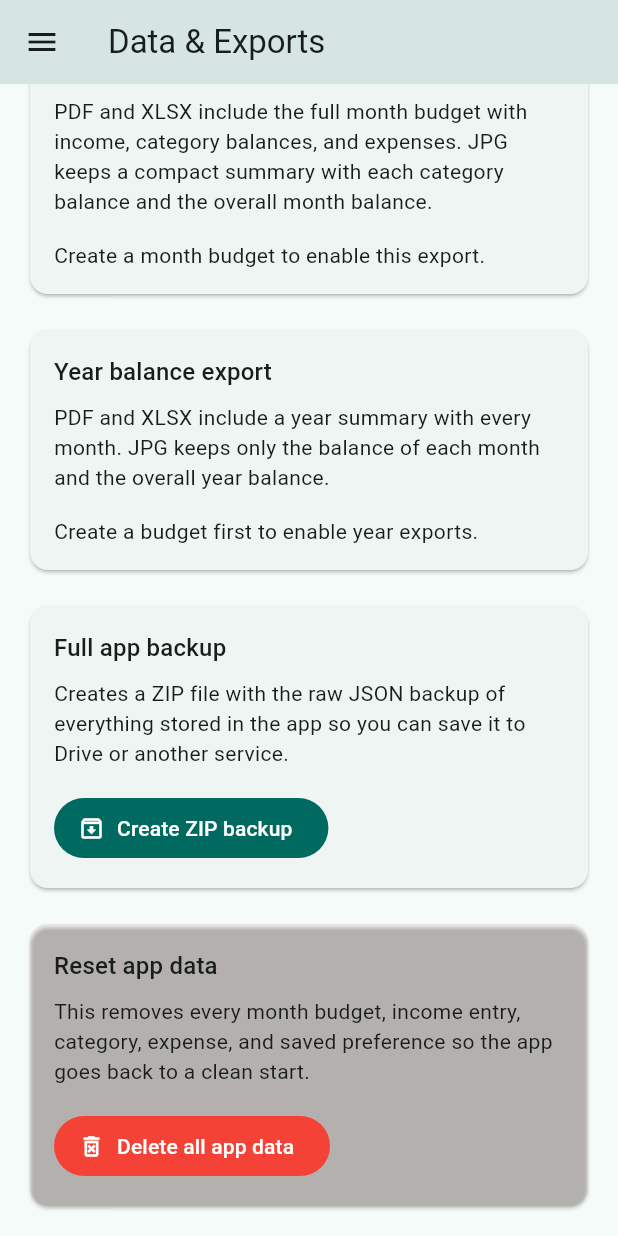
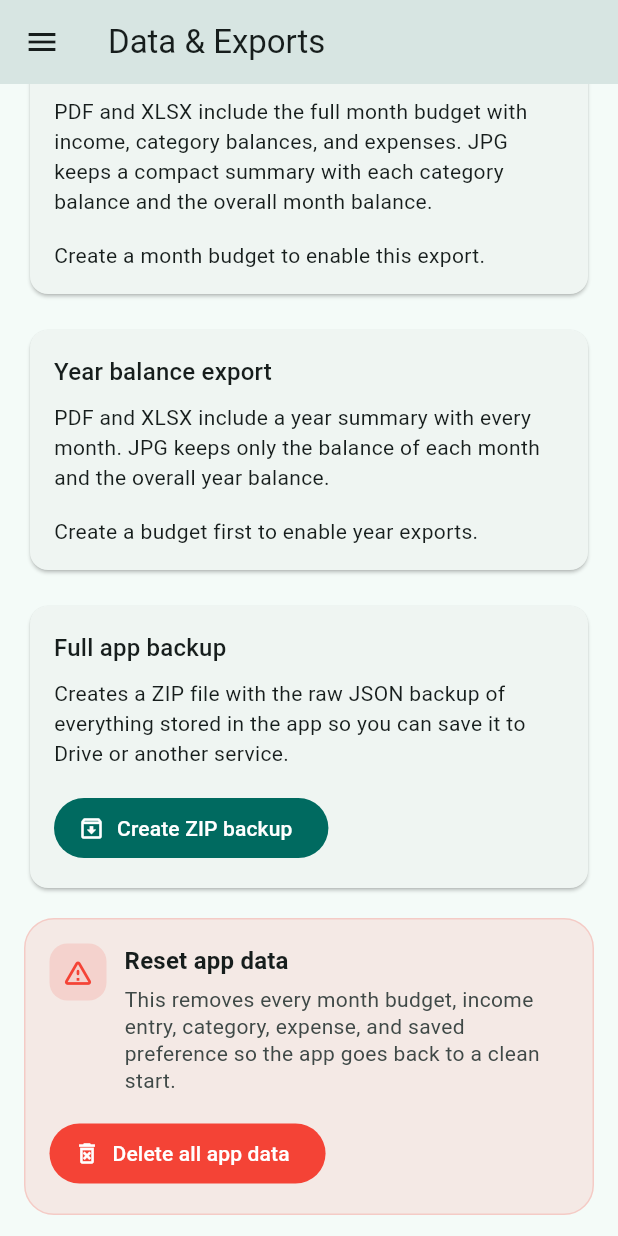
Before and after one commit to PabloSczn/truly-budget, a Flutter app: the DataManagementScreen screen opened directly, scrolled down 212 dp, on a phone screen of 412 x 824 dp. Run offline on Flutter 3.47's test engine with Material 3 defaults, Android fonts, the phone set to English and light mode, and no system bars; our stand-ins replace package_info_plus, pdf, share_plus, shared_preferences; accounts and stored records are empty.

Commit message:
improve design remove data

```diff
--- a/lib/screens/data_management_screen.dart
+++ b/lib/screens/data_management_screen.dart
@@ -245,19 +245,29 @@ class _DataManagementScreenState extends State<DataManagementScreen> {
   @override
   Widget build(BuildContext context) {
     final store = context.watch<BudgetStore>();
+    final theme = Theme.of(context);
+    final colorScheme = theme.colorScheme;
     final monthKeys = store.monthKeysDesc;
     final selectedMonthKey = _resolvedMonthKey(store);
     final years = _availableYears(store);
     final selectedYear = _resolvedYear(store);
+    const dangerColor = Colors.red;
+    final dangerBackground = Color.alphaBlend(
+      dangerColor.withValues(alpha: 0.1),
+      colorScheme.surface,
+    );
 
     return Scaffold(
       appBar: AppBar(title: const Text('Data & Exports')),
       drawer: const AppMenuDrawer(),
-      body: ListView(
-        padding: const EdgeInsets.all(16),
+      body: SafeArea(
+        top: false,
+        minimum: const EdgeInsets.only(bottom: 12),
+        child: ListView(
+          padding: const EdgeInsets.fromLTRB(16, 16, 16, 20),
           children: [
             Card(
-            color: Theme.of(context).colorScheme.surfaceContainerHighest,
+              color: colorScheme.surfaceContainerHighest,
               child: Padding(
                 padding: const EdgeInsets.all(16),
                 child: Column(
@@ -265,7 +275,7 @@ class _DataManagementScreenState extends State<DataManagementScreen> {
                   children: [
                     Text(
                       'Manage your data',
-                    style: Theme.of(context).textTheme.titleLarge,
+                      style: theme.textTheme.titleLarge,
                     ),
                     const SizedBox(height: 8),
                     const Text(
@@ -290,7 +300,7 @@ class _DataManagementScreenState extends State<DataManagementScreen> {
                   children: [
                     Text(
                       'Month budget export',
-                    style: Theme.of(context).textTheme.titleMedium,
+                      style: theme.textTheme.titleMedium,
                     ),
                     const SizedBox(height: 8),
                     const Text(
@@ -338,7 +348,7 @@ class _DataManagementScreenState extends State<DataManagementScreen> {
                   children: [
                     Text(
                       'Year balance export',
-                    style: Theme.of(context).textTheme.titleMedium,
+                      style: theme.textTheme.titleMedium,
                     ),
                     const SizedBox(height: 8),
                     const Text(
@@ -346,7 +356,8 @@ class _DataManagementScreenState extends State<DataManagementScreen> {
                     ),
                     const SizedBox(height: 16),
                     if (years.isEmpty)
-                    const Text('Create a budget first to enable year exports.')
+                      const Text(
+                          'Create a budget first to enable year exports.')
                     else ...[
                       DropdownButtonFormField<int>(
                         key: ValueKey(selectedYear),
@@ -385,7 +396,7 @@ class _DataManagementScreenState extends State<DataManagementScreen> {
                   children: [
                     Text(
                       'Full app backup',
-                    style: Theme.of(context).textTheme.titleMedium,
+                      style: theme.textTheme.titleMedium,
                     ),
                     const SizedBox(height: 8),
                     const Text(
@@ -402,25 +413,64 @@ class _DataManagementScreenState extends State<DataManagementScreen> {
               ),
             ),
             const SizedBox(height: 16),
-          Card(
-            color: Colors.red.withValues(alpha: 0.05),
-            child: Padding(
+            Container(
               padding: const EdgeInsets.all(16),
+              decoration: BoxDecoration(
+                borderRadius: BorderRadius.circular(20),
+                color: dangerBackground,
+                border: Border.all(
+                  color: dangerColor.withValues(alpha: 0.18),
+                ),
+              ),
+              child: Column(
+                crossAxisAlignment: CrossAxisAlignment.start,
+                children: [
+                  Row(
+                    crossAxisAlignment: CrossAxisAlignment.start,
+                    children: [
+                      Container(
+                        width: 38,
+                        height: 38,
+                        decoration: BoxDecoration(
+                          color: dangerColor.withValues(alpha: 0.14),
+                          borderRadius: BorderRadius.circular(12),
+                        ),
+                        child: const Icon(
+                          Icons.warning_amber_rounded,
+                          color: dangerColor,
+                          size: 22,
+                        ),
+                      ),
+                      const SizedBox(width: 12),
+                      Expanded(
                         child: Column(
                           crossAxisAlignment: CrossAxisAlignment.start,
                           children: [
                             Text(
                               'Reset app data',
-                    style: Theme.of(context).textTheme.titleMedium,
+                              style: theme.textTheme.titleMedium?.copyWith(
+                                fontWeight: FontWeight.w700,
+                                color: colorScheme.onSurface,
                               ),
-                  const SizedBox(height: 8),
-                  const Text(
+                            ),
+                            const SizedBox(height: 4),
+                            Text(
                               'This removes every month budget, income entry, category, expense, and saved preference so the app goes back to a clean start.',
+                              style: theme.textTheme.bodyMedium?.copyWith(
+                                color: colorScheme.onSurfaceVariant,
+                                height: 1.3,
+                              ),
+                            ),
+                          ],
+                        ),
+                      ),
+                    ],
                   ),
                   const SizedBox(height: 16),
                   FilledButton.icon(
                     style: FilledButton.styleFrom(
-                      backgroundColor: Colors.red,
+                      backgroundColor: dangerColor,
+                      foregroundColor: Colors.white,
                     ),
                     onPressed: _isBusy ? null : _resetAllData,
                     icon: const Icon(Icons.delete_forever_outlined),
@@ -429,8 +479,8 @@ class _DataManagementScreenState extends State<DataManagementScreen> {
                 ],
               ),
             ),
+          ],
         ),
-        ],
       ),
     );
   }
```
Lines whose indentation alone changed are shown as unchanged.
